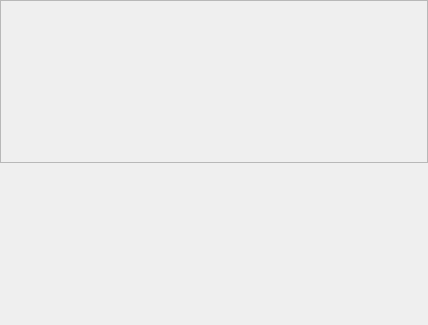
First picture: the form in CaX/widget/musicdbwindow.ui, repository fsest4u/CaX_03, before the edit.
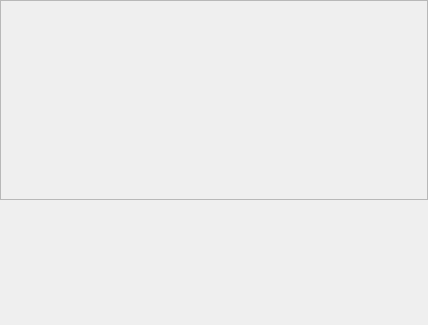
Second picture: the form after the edit.

Patch:
```diff
--- a/CaX/widget/musicdbwindow.ui
+++ b/CaX/widget/musicdbwindow.ui
@@ -37,13 +37,13 @@
      <property name="minimumSize">
       <size>
        <width>0</width>
-       <height>0</height>
+       <height>200</height>
       </size>
      </property>
      <property name="maximumSize">
       <size>
        <width>16777215</width>
-       <height>16777215</height>
+       <height>200</height>
       </size>
      </property>
      <property name="styleSheet">
```
